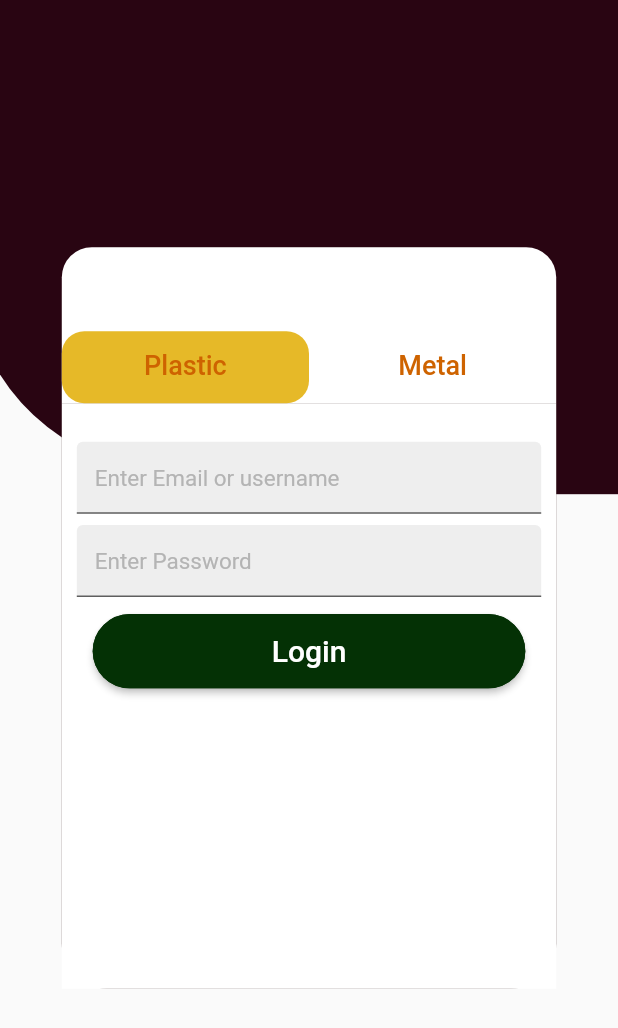
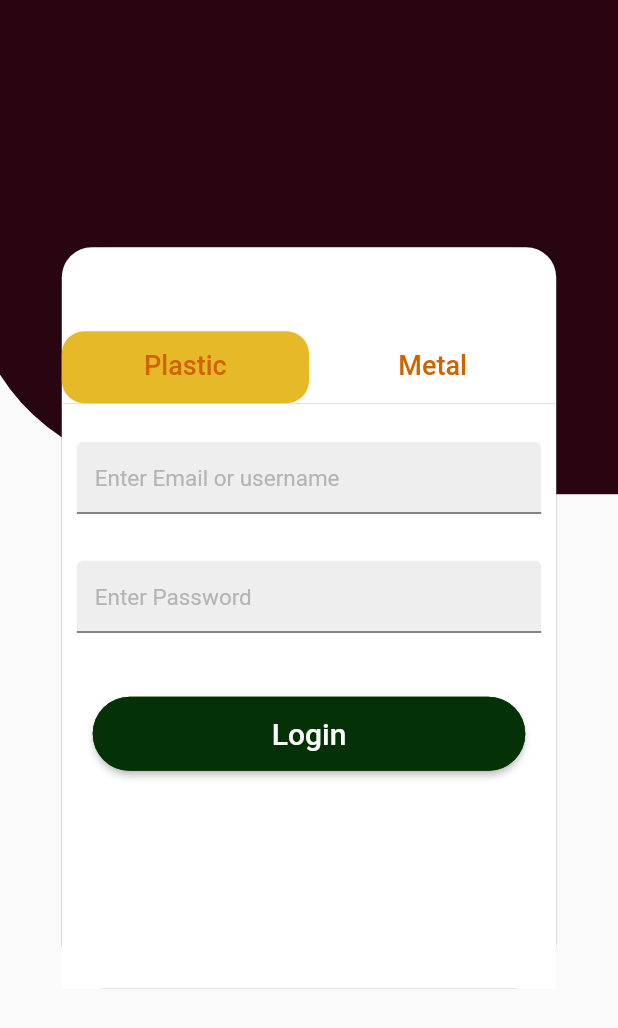
Before and after one commit to emilio-kariuki/youth, a Flutter app: the screen it shows after launch, on a phone screen of 412 x 824 dp. Shown: the top 1028 px of the screen. Run offline on Flutter 3.47's test engine with Material 2 defaults, Android fonts, the light colour scheme and no system bars; our stand-ins replace google_fonts.

Commit message:
April 3, 2022 4:48 PM

```diff
--- a/lib/Accounts/login.dart
+++ b/lib/Accounts/login.dart
@@ -125,7 +125,7 @@ class _LoginContentsState extends State<LoginContents> {
                               child: Form("Enter Email or username", email,false),
                             ),
                           ),
-                          SizedBox(height: 5),
+                          SizedBox(height: MediaQuery.of(context).size.height * 0.035),
                           Padding(
                             padding: const EdgeInsets.fromLTRB(10, 1, 10, 0),
                             child: SizedBox(
@@ -133,7 +133,7 @@ class _LoginContentsState extends State<LoginContents> {
                               child: Form("Enter Password", password,true),
                             ),
                           ),
-                          SizedBox(height: 10),
+                          SizedBox(height: MediaQuery.of(context).size.height * 0.05),
                           SizedBox(
                             height: size.height * 0.06,
                             width: size.width * 0.7,
```
